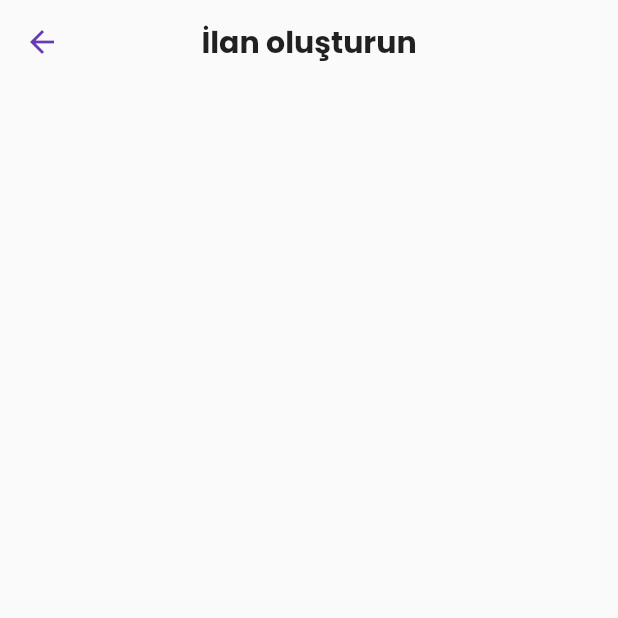
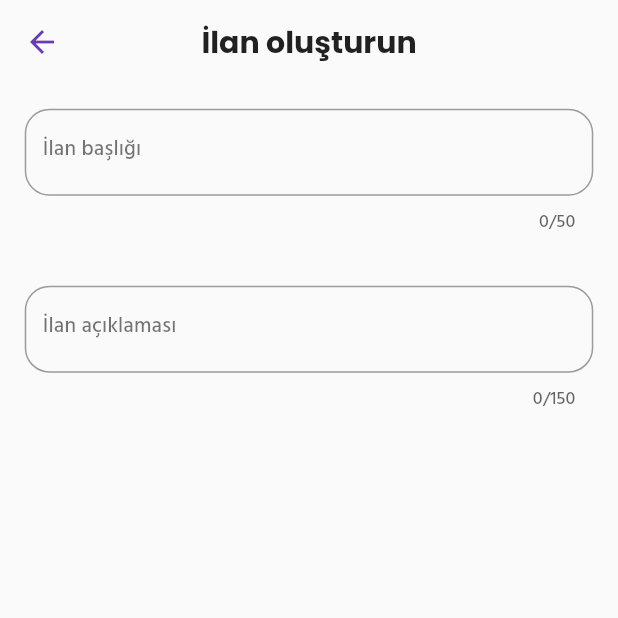
Before and after one commit to emircetn/Sahiplen, a Flutter app: the CreateAdvertisementPage screen opened by its route, on a phone screen of 412 x 824 dp, the top half of it. Run offline on Flutter 3.47's test engine with Material 2 defaults, Android fonts, the light colour scheme and no system bars; our stand-ins replace cloud_firestore, firebase_auth, firebase_core, firebase_storage, flutter_screenutil, flutter_spinkit and 4 more; accounts and stored records are empty; project files that could hold a hidden picture were left out.

Commit message:
çeşitli düzenlemeler

```diff
--- /dev/null
+++ b/lib/core/components/textformfield/special_text_form_field.dart
@@ -0,0 +1,71 @@
+import 'package:flutter/material.dart';
+import 'package:flutter/services.dart';
+import '../../extensions/app_extensions.dart';
+
+class SpecialTextFormField extends StatelessWidget {
+  final String labelText;
+  final String? Function(String?)? validator;
+  final Function(String?)? onSaved;
+  final Function(String)? onChanged;
+  final bool? saveAttempted;
+  final TextInputAction textInputAction;
+  final TextInputType? keyboardType;
+  final bool? obscureText;
+  final IconButton? suffixIcon;
+  final Widget? prefix;
+  final Widget? suffix;
+  final String? errorText;
+  final List<TextInputFormatter>? inputFormatters;
+  final int maxLines;
+  final int? maxLength;
+
+  const SpecialTextFormField({
+    Key? key,
+    required this.labelText,
+    required this.validator,
+    required this.onSaved,
+    this.saveAttempted = false,
+    this.maxLines = 1,
+    this.maxLength,
+    this.textInputAction = TextInputAction.next,
+    this.keyboardType,
+    this.obscureText = false,
+    this.suffixIcon,
+    this.onChanged,
+    this.prefix,
+    this.errorText,
+    this.suffix,
+    this.inputFormatters,
+  }) : super(key: key);
+
+  @override
+  Widget build(BuildContext context) {
+    return Padding(
+      padding: context.paddingNormal,
+      child: TextFormField(
+        autovalidateMode: saveAttempted! ? AutovalidateMode.always : AutovalidateMode.disabled,
+        textInputAction: textInputAction,
+        keyboardType: keyboardType,
+        obscureText: obscureText!,
+        inputFormatters: inputFormatters,
+        maxLines: maxLines,
+        maxLength: maxLength,
+        minLines: 1,
+        decoration: InputDecoration(
+          prefix: prefix,
+          suffix: suffix,
+          labelText: labelText,
+          labelStyle: context.textTheme.subtitle2!.copyWith(color: Colors.black54),
+          border: OutlineInputBorder(borderRadius: context.borderRadiusNormal),
+          isDense: true,
+          suffixIcon: suffixIcon,
+          errorText: errorText,
+        ),
+        onSaved: onSaved,
+        onChanged: onChanged,
+        validator: validator,
+        key: key,
+      ),
+    );
+  }
+}
--- a/lib/ui/home/navigation_bar/find_pet/find_pet_page.dart
+++ b/lib/ui/home/navigation_bar/find_pet/find_pet_page.dart
@@ -15,13 +15,17 @@ class FindPetPage extends StatelessWidget {
       },
       onPageBuilder: (BuildContext context, FindPetViewModel viewModel) {
         return Scaffold(
-          appBar: AppBar(
-            title: Text('Sahiplen', style: context.textTheme.headline6!.copyWith(color: context.theme.primaryColorDark)),
-            centerTitle: true,
-          ),
+          appBar: appBar(context),
           body: Container(),
         );
       },
     );
   }
+
+  AppBar appBar(BuildContext context) {
+    return AppBar(
+      title: Text('Sahiplen', style: context.textTheme.headline6!.copyWith(color: context.theme.primaryColorDark)),
+      centerTitle: true,
+    );
+  }
 }
--- a/lib/ui/home/navigation_bar/main/main_page.dart
+++ b/lib/ui/home/navigation_bar/main/main_page.dart
@@ -15,13 +15,17 @@ class MainPage extends StatelessWidget {
       },
       onPageBuilder: (BuildContext context, MainViewModel viewModel) {
         return Scaffold(
-          appBar: AppBar(
-            title: Text('Sahiplen', style: context.textTheme.headline6!.copyWith(color: context.theme.primaryColorDark)),
-            centerTitle: true,
-          ),
+          appBar: appBar(context),
           body: Container(),
         );
       },
     );
   }
+
+  AppBar appBar(BuildContext context) {
+    return AppBar(
+      title: Text('Sahiplen', style: context.textTheme.headline6!.copyWith(color: context.theme.primaryColorDark)),
+      centerTitle: true,
+    );
+  }
 }
--- a/lib/ui/home/navigation_bar/profile/create_advertisement/create_advertisement_page.dart
+++ b/lib/ui/home/navigation_bar/profile/create_advertisement/create_advertisement_page.dart
@@ -1,5 +1,6 @@
 import 'package:flutter/material.dart';
 import 'package:sahiplen/core/base/view/base_view.dart';
+import 'package:sahiplen/core/components/textformfield/special_text_form_field.dart';
 import 'package:sahiplen/core/extensions/app_extensions.dart';
 
 import 'create_advertisement_view_model.dart';
@@ -29,11 +30,31 @@ class CreateAdvertisementPage extends StatelessWidget {
     );
   }
 
-  Column body(BuildContext context, CreateAdvertisementViewModel viewModel) {
-    return Column(
-      children: [
-        Text(''),
-      ],
+  SingleChildScrollView body(BuildContext context, CreateAdvertisementViewModel viewModel) {
+    return SingleChildScrollView(
+      child: Form(
+        key: viewModel.formKey,
+        child: Column(
+          children: [
+            SpecialTextFormField(
+              labelText: 'İlan başlığı',
+              textInputAction: TextInputAction.newline,
+              maxLength: 50,
+              maxLines: 2,
+              validator: (header) {},
+              onSaved: (header) {},
+            ),
+            SpecialTextFormField(
+              labelText: 'İlan açıklaması',
+              textInputAction: TextInputAction.newline,
+              maxLength: 150,
+              maxLines: 5,
+              validator: (header) {},
+              onSaved: (header) {},
+            ),
+          ],
+        ),
+      ),
     );
   }
 }
--- a/lib/ui/home/navigation_bar/profile/create_advertisement/create_advertisement_view_model.dart
+++ b/lib/ui/home/navigation_bar/profile/create_advertisement/create_advertisement_view_model.dart
@@ -2,8 +2,15 @@ import 'package:flutter/material.dart';
 import 'package:sahiplen/core/base/modelview/base_view_model.dart';
 
 class CreateAdvertisementViewModel extends BaseViewModel {
+  String? advertisementHeader;
+  String? advertisementExplanation;
+  late GlobalKey<FormState> formKey;
+
   @override
-  void init() {}
+  void init() {
+    formKey = GlobalKey<FormState>();
+  }
+
   @override
   void setContext(BuildContext context) {
     this.context = context;
```
